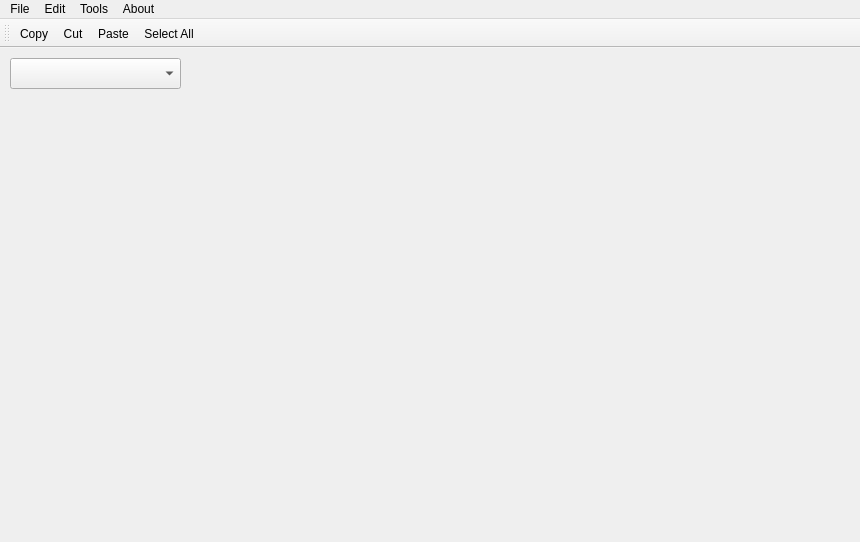
LJJ931026/QtControls, file mainwindow.ui: the form before one commit.
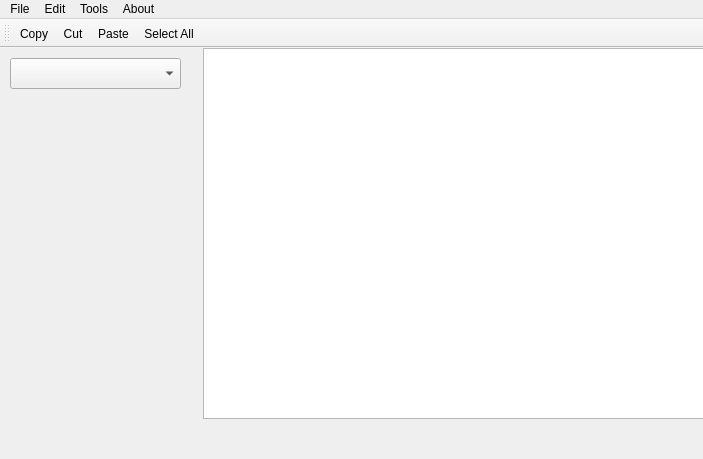
The form after the commit. Icons and pictures are not drawn.

Commit message: 界面设计

The edit to the form file:
```diff
--- a/mainwindow.ui
+++ b/mainwindow.ui
@@ -6,8 +6,8 @@
    <rect>
     <x>0</x>
     <y>0</y>
-    <width>860</width>
-    <height>542</height>
+    <width>703</width>
+    <height>459</height>
    </rect>
   </property>
   <property name="windowTitle">
@@ -55,6 +55,16 @@
       <height>481</height>
      </rect>
     </property>
+    <widget class="QTextEdit" name="textEdit_style">
+     <property name="geometry">
+      <rect>
+       <x>3</x>
+       <y>0</y>
+       <width>501</width>
+       <height>371</height>
+      </rect>
+     </property>
+    </widget>
    </widget>
   </widget>
   <widget class="QMenuBar" name="menuBar">
@@ -62,7 +72,7 @@
     <rect>
      <x>0</x>
      <y>0</y>
-     <width>860</width>
+     <width>703</width>
      <height>23</height>
     </rect>
    </property>
```
The commit also changes 6 other files.
